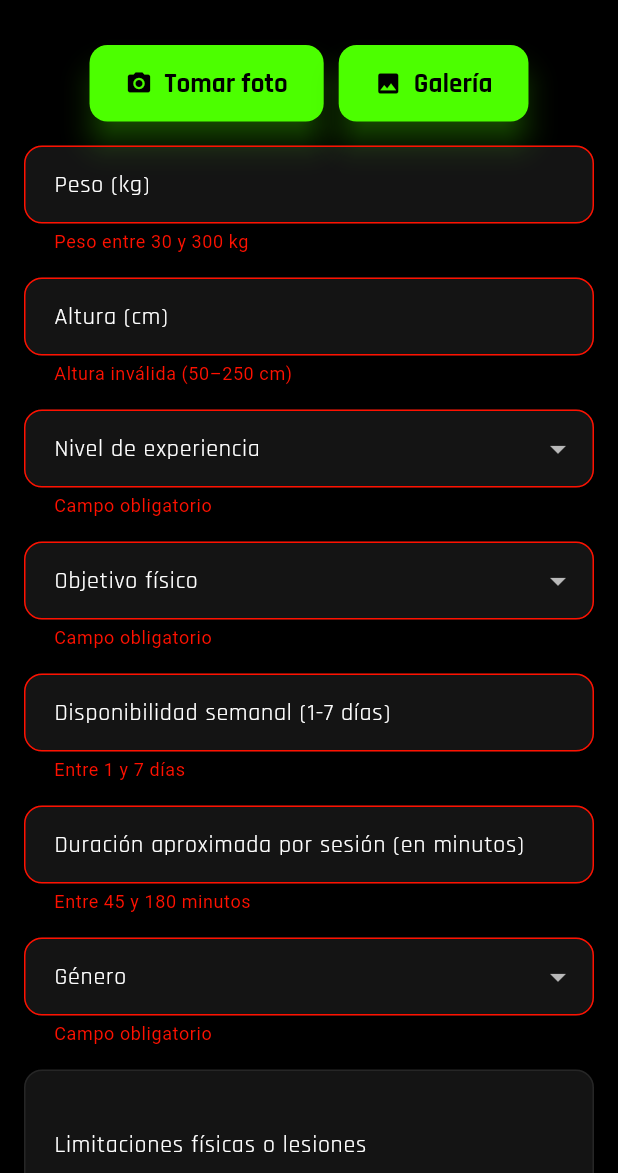
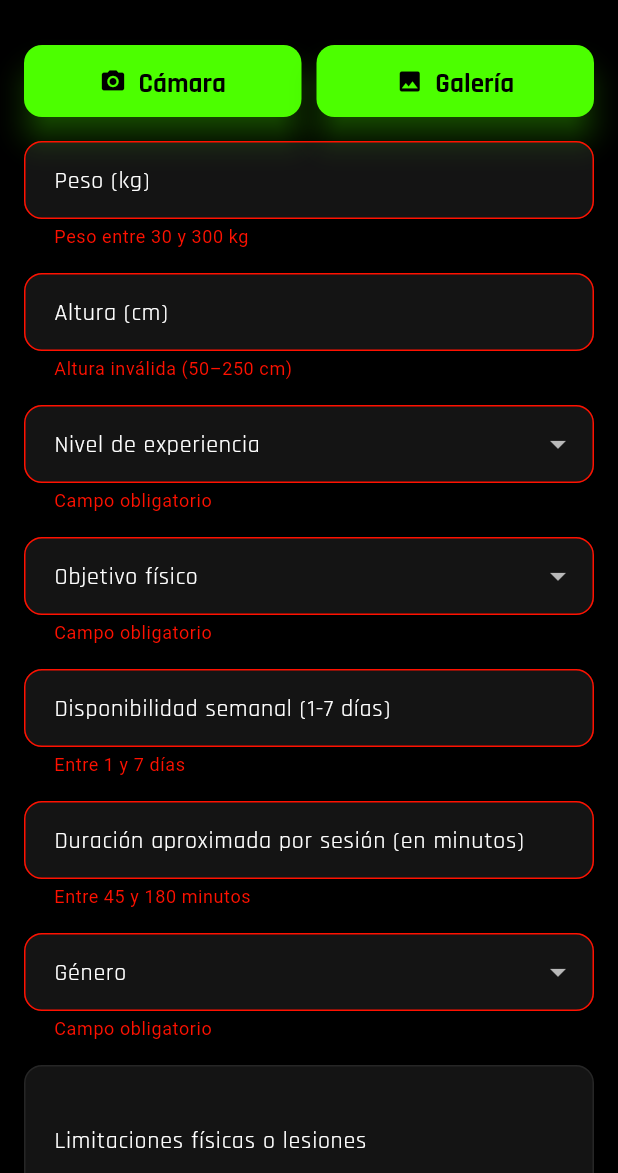
Before and after one commit to franmach/gymtrack_app, a Flutter app: the CompletarPerfilScreen screen opened directly with empty values, after a tap on "Guardar y continuar", on a phone screen of 412 x 824 dp, the part 63-1236 px from its top. Run offline on Flutter 3.47's test engine with Material 3 defaults, Android fonts, the phone set to English and light mode, and no system bars; our stand-ins replace awesome_notifications, cloud_firestore, connectivity_plus, firebase_auth, firebase_core, firebase_storage and 9 more; missing offline and left inert: dart_openai; accounts and stored records are empty.

Commit message:
Mejorar gestión de imágenes de perfil: se implementa carga y almacenamiento local de imágenes, se ajusta la visualización de la imagen de perfil y se optimiza la interfaz de selección de imágenes.

```diff
--- a/lib/screens/perfil/completar_perfil.dart
+++ b/lib/screens/perfil/completar_perfil.dart
@@ -4,7 +4,8 @@ import 'package:gymtrack_app/screens/perfil/perfil_screen.dart';
 import 'package:gymtrack_app/services/ai_service.dart';
 import 'dart:io';
 import 'package:image_picker/image_picker.dart';
-import 'package:firebase_storage/firebase_storage.dart';
+import 'package:path_provider/path_provider.dart';
+import 'package:path/path.dart' as p;
 
 class CompletarPerfilScreen extends StatefulWidget {
   final String uid;
@@ -83,21 +84,17 @@ class _CompletarPerfilScreenState extends State<CompletarPerfilScreen> {
 
     String? urlImagen;
 
-    // SUBIR IMAGEN A STORAGE SI HAY UNA
+    // GUARDAR IMAGEN LOCALMENTE SI HAY UNA
     try {
       if (imagenSeleccionada != null && imagenSeleccionada!.existsSync()) {
-        final storageRef = FirebaseStorage.instance
-            .ref()
-            .child('usuarios')
-            .child('${widget.uid}.jpg');
-
-        final uploadTask = storageRef.putFile(imagenSeleccionada!);
-
-        final snapshot = await uploadTask.whenComplete(() => null);
-        urlImagen = await snapshot.ref.getDownloadURL();
+        final appDir = await getApplicationDocumentsDirectory();
+        final filename = 'profile_${widget.uid}.jpg';
+        final savedPath = p.join(appDir.path, filename);
+        final savedFile = await imagenSeleccionada!.copy(savedPath);
+        urlImagen = savedFile.path; // guardamos la ruta local
       }
     } catch (e) {
-      print("❌ Error al subir imagen: $e");
+      print("❌ Error al guardar imagen local: $e");
     }
 
     try {
@@ -148,21 +145,50 @@ class _CompletarPerfilScreenState extends State<CompletarPerfilScreen> {
                 child: Column(
                   mainAxisSize: MainAxisSize.min,
                   children: [
-                    Row(
-                      mainAxisAlignment: MainAxisAlignment.center,
+                    // Reemplazamos el Row por un LayoutBuilder + Wrap responsivo.
+                    // Motivo: en algunas combinaciones de widgets (Center/Column/
+                    // ConstrainedBox) el Row puede recibir constraints infinitas
+                    // y los Expanded no comportarse como se espera, dejando un
+                    // botón colapsado. Con LayoutBuilder calculamos el ancho
+                    // disponible y con Wrap garantizamos que ambos botones sean
+                    // visibles: lado a lado en pantallas amplias, apilados en
+                    // pantallas estrechas.
+                    LayoutBuilder(
+                      builder: (context, constraints) {
+                        // margen interno del form (16) ya aplicado arriba; aquí
+                        // usamos el ancho disponible directamente.
+                        final maxW = constraints.maxWidth;
+                        // Si hay suficiente espacio, cada botón ocupara la mitad
+                        // menos el espacio entre ellos; si no, ocupan todo y se
+                        // apilan verticalmente.
+                        final double btnWidth = (maxW > 360) ? (maxW - 10) / 2 : maxW;
+
+                        return Wrap(
+                          spacing: 10,
+                          runSpacing: 10,
+                          alignment: WrapAlignment.center,
                           children: [
-                        ElevatedButton.icon(
+                            SizedBox(
+                              width: btnWidth,
+                              height: 48,
+                              child: ElevatedButton.icon(
                                 onPressed: tomarFotoConCamara,
                                 icon: const Icon(Icons.camera_alt),
-                          label: const Text('Tomar foto'),
+                                label: const Text('Cámara'),
                               ),
-                        const SizedBox(width: 10),
-                        ElevatedButton.icon(
+                            ),
+                            SizedBox(
+                              width: btnWidth,
+                              height: 48,
+                              child: ElevatedButton.icon(
                                 onPressed: _seleccionarImagen,
                                 icon: const Icon(Icons.photo),
                                 label: const Text('Galería'),
                               ),
+                            ),
                           ],
+                        );
+                      },
                     ),
                     if (imagenSeleccionada != null)
                       Image.file(imagenSeleccionada!, height: 150),
```
Also changed, not shown: lib/screens/dashboard/dashboard_screen.dart (+36 -7 lines), lib/screens/perfil/perfil_screen.dart (+36 -9 lines), lib/screens/perfil/perfil_wizard_controller.dart (+18 -8 lines), lib/screens/perfil/steps/step_foto.dart (+12 -0 lines), assets/images/profile_placeholder.png, 1 other file. Lines whose indentation alone changed are shown as unchanged.
